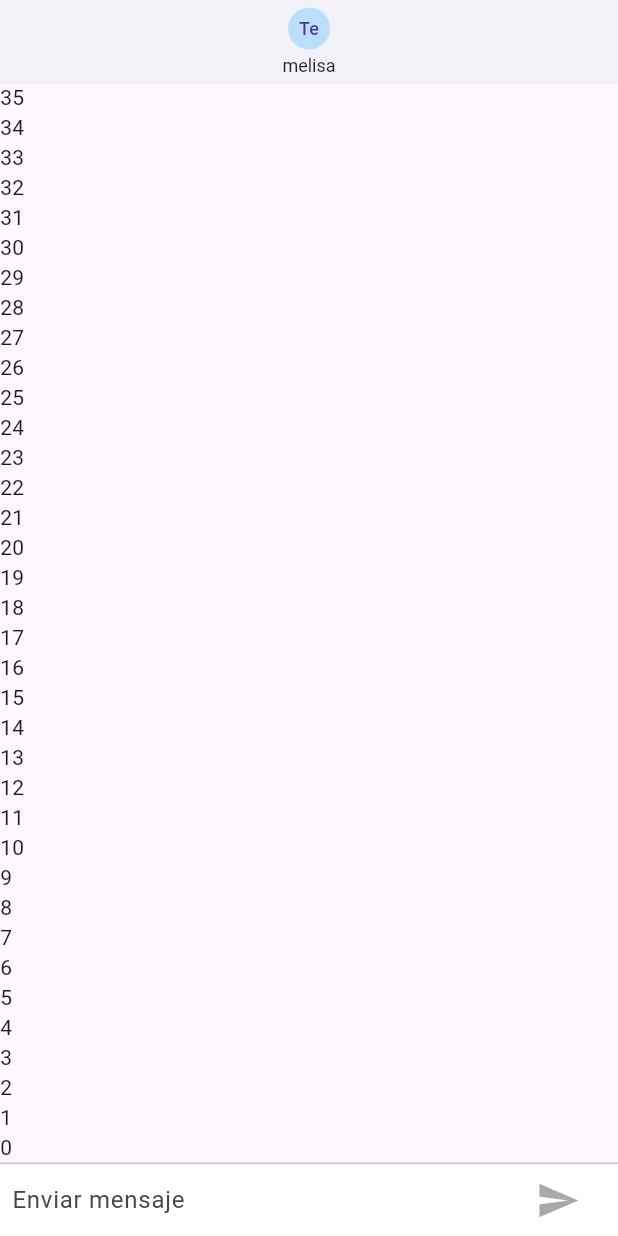
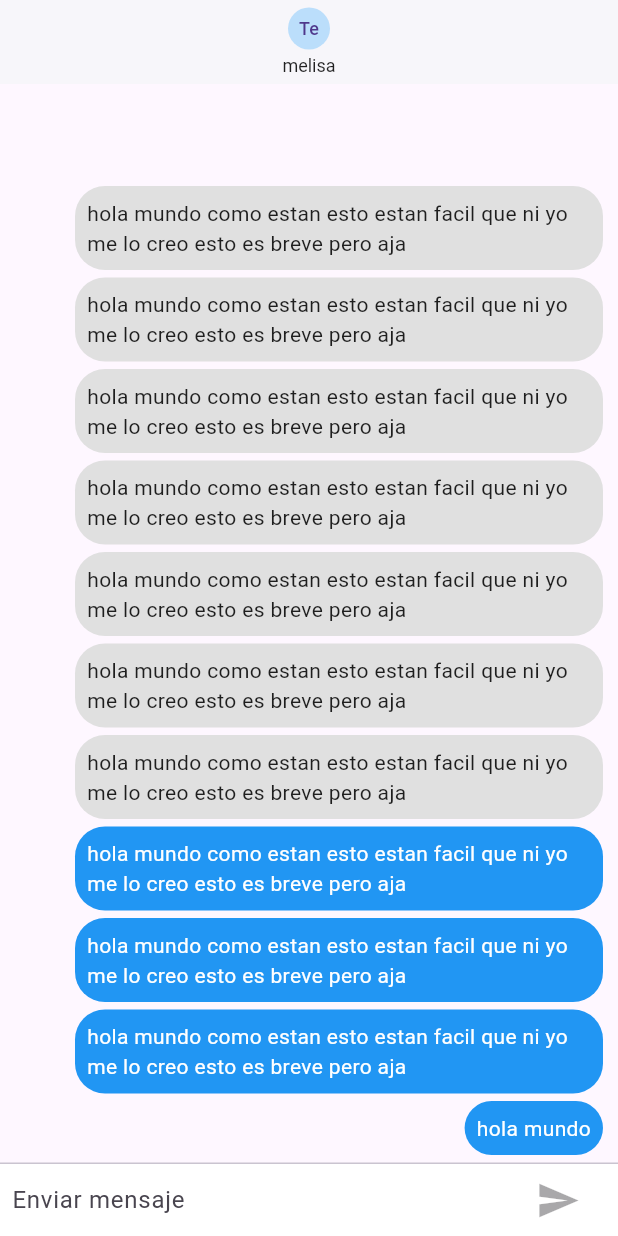
Before and after one commit to GPplay/chat-flutter, a Flutter app: the screen it shows after launch, on a phone screen of 412 x 824 dp. Run offline on Flutter 3.47's test engine with Material 3 defaults, Android fonts, the phone set to English and light mode, and no system bars; our stand-ins replace pull_to_refresh.

```diff
--- a/lib/pages/chat_page.dart
+++ b/lib/pages/chat_page.dart
@@ -1,5 +1,6 @@
 import 'dart:io';
 
+import 'package:chat_flutter/widget/chat_messenge.dart';
 import 'package:flutter/cupertino.dart';
 import 'package:flutter/foundation.dart';
 import 'package:flutter/material.dart';
@@ -15,6 +16,20 @@ class ChatPage extends StatefulWidget {
 class _ChatPageState extends State<ChatPage> {
   final _textController = TextEditingController();
   final _focusNode = FocusNode();
+
+  final List<ChatMessenge> _mensajes = [
+    ChatMessenge(texto: "hola mundo", uid: "123"),
+    ChatMessenge(texto: "hola mundo como estan esto estan facil que ni yo me lo creo esto es breve pero aja", uid: "123"),
+    ChatMessenge(texto: "hola mundo como estan esto estan facil que ni yo me lo creo esto es breve pero aja", uid: "123"),
+    ChatMessenge(texto: "hola mundo como estan esto estan facil que ni yo me lo creo esto es breve pero aja", uid: "123"),
+    ChatMessenge(texto: "hola mundo como estan esto estan facil que ni yo me lo creo esto es breve pero aja", uid: "123465"),
+    ChatMessenge(texto: "hola mundo como estan esto estan facil que ni yo me lo creo esto es breve pero aja", uid: "1253465"),
+    ChatMessenge(texto: "hola mundo como estan esto estan facil que ni yo me lo creo esto es breve pero aja", uid: "123465"),
+    ChatMessenge(texto: "hola mundo como estan esto estan facil que ni yo me lo creo esto es breve pero aja", uid: "123465"),
+    ChatMessenge(texto: "hola mundo como estan esto estan facil que ni yo me lo creo esto es breve pero aja", uid: "123465"),
+    ChatMessenge(texto: "hola mundo como estan esto estan facil que ni yo me lo creo esto es breve pero aja", uid: "123465"),
+    ChatMessenge(texto: "hola mundo como estan esto estan facil que ni yo me lo creo esto es breve pero aja", uid: "123465"),
+    ];
 
   bool _estaEscribiendo = false;
 
@@ -43,7 +58,8 @@ class _ChatPageState extends State<ChatPage> {
             Flexible(
                 child: ListView.builder(
               physics: BouncingScrollPhysics(),
-              itemBuilder: (_, i) => Text('$i'),
+              itemCount: _mensajes.length,
+              itemBuilder: (_, i) => _mensajes[i],
               reverse: true,
             )),
             Divider(height: 1),
--- /dev/null
+++ b/lib/widget/chat_messenge.dart
@@ -0,0 +1,56 @@
+import 'package:flutter/material.dart';
+
+class ChatMessenge extends StatelessWidget {
+
+  final String texto;
+  final String uid;
+  const ChatMessenge({super.key, required this.texto, required this.uid});
+
+  @override
+  Widget build(BuildContext context) {
+    return Container(
+      child : uid == '123'
+      ?_myMenssage()
+      :_notMyMenssage()
+
+    );
+  }
+
+  Widget _myMenssage() {
+    return Align(
+      alignment: Alignment.centerRight,
+      child: Container(
+        padding: EdgeInsets.all(8.0),
+        margin: EdgeInsets.only(
+          right: 10.0,
+          bottom: 5.0,
+          left: 50.0
+        ),
+        decoration: BoxDecoration(
+          color: Colors.blue,
+          borderRadius: BorderRadius.circular(20),
+          ),
+        child: Text(texto, style: TextStyle(color: Colors.white)),
+      ),
+      );
+  }
+
+  Widget _notMyMenssage() {
+    return Align(
+      alignment: Alignment.centerLeft,
+      child: Container(
+        padding: EdgeInsets.all(8.0),
+        margin: EdgeInsets.only(
+          right: 10.0,
+          bottom: 5.0,
+          left: 50.0
+        ),
+        decoration: BoxDecoration(
+          color: Colors.grey[300],
+          borderRadius: BorderRadius.circular(20),
+          ),
+        child: Text(texto, style: TextStyle(color: Colors.black87)),
+      ),
+      );
+  }
+}
```
